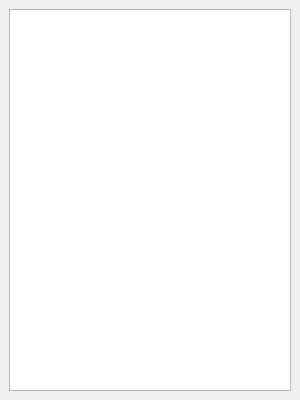
Before: the Qt Designer form autoscoper/src/ui/ui-files/VolumeDockWidget.ui in BrownBiomechanics/Autoscoper, drawn with Qt 5.
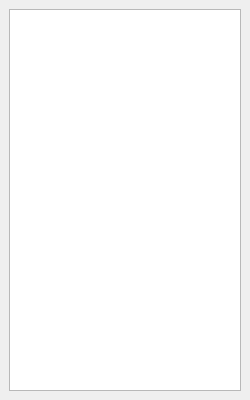
After: the same form once the commit is applied.

Patch:
```diff
--- a/autoscoper/src/ui/ui-files/VolumeDockWidget.ui
+++ b/autoscoper/src/ui/ui-files/VolumeDockWidget.ui
@@ -6,7 +6,7 @@
    <rect>
     <x>0</x>
     <y>0</y>
-    <width>300</width>
+    <width>250</width>
     <height>400</height>
    </rect>
   </property>
```
